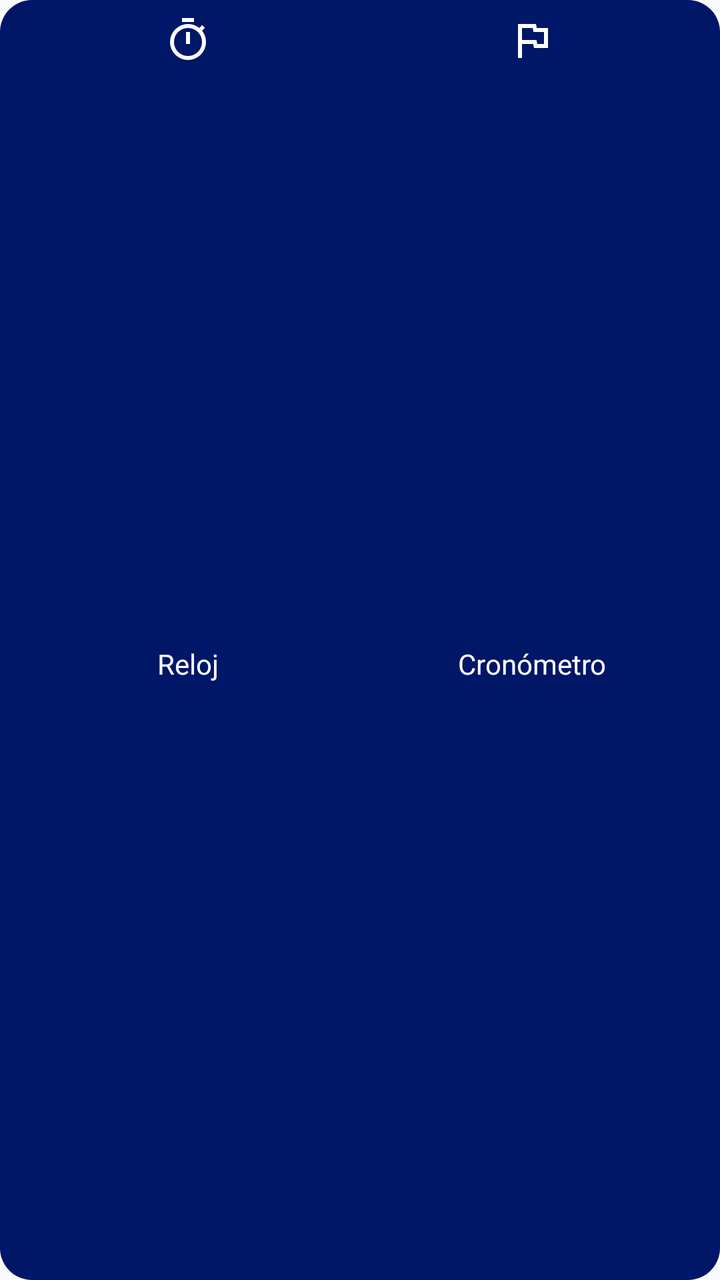
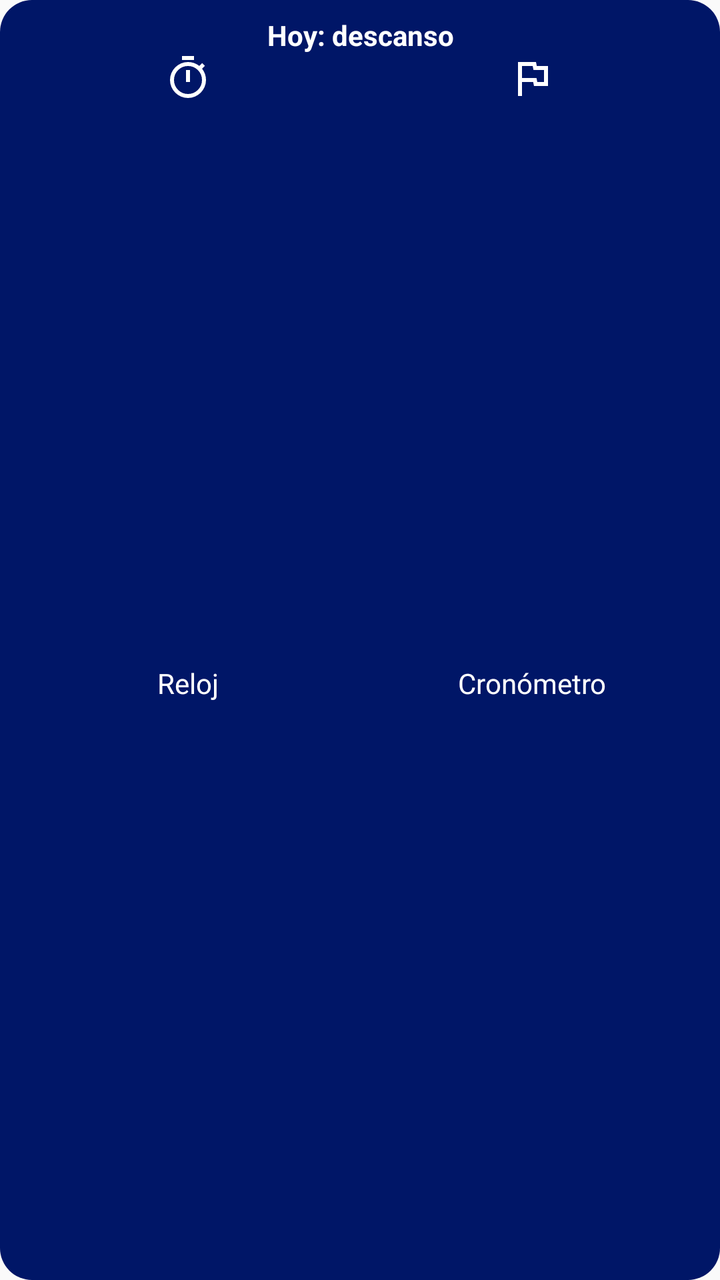

Two renders of the same Android screen: before a commit and after it. Below are the layout's source before the change and the commit's diff.
<!-- AndroidManifest.xml: application theme android:Theme.Material.Light.NoActionBar -->
<!-- res/layout/widget_clock.xml -->
<?xml version="1.0" encoding="utf-8"?>
<LinearLayout xmlns:android="http://schemas.android.com/apk/res/android"
    android:layout_width="match_parent"
    android:layout_height="match_parent"
    android:background="@drawable/widget_background"
    android:gravity="center"
    android:orientation="horizontal"
    android:padding="8dp">

    <TextView
        android:id="@+id/widget_clock"
        android:layout_width="0dp"
        android:layout_height="match_parent"
        android:layout_weight="1"
        android:drawableTop="@drawable/ic_timer"
        android:drawableTint="#FFFFFF"
        android:gravity="center"
        android:text="@string/clock_title"
        android:textColor="#FFFFFF"
        android:textSize="14sp" />

    <TextView
        android:id="@+id/widget_stopwatch"
        android:layout_width="0dp"
        android:layout_height="match_parent"
        android:layout_weight="1"
        android:drawableTop="@drawable/ic_flag"
        android:drawableTint="#FFFFFF"
        android:gravity="center"
        android:text="@string/clock_preset_stopwatch"
        android:textColor="#FFFFFF"
        android:textSize="14sp" />
</LinearLayout>
<!-- resources referenced by this layout -->
<resources>
  <!-- drawable ic_flag (drawable) -->
  <?xml version="1.0" encoding="utf-8"?>
  <vector xmlns:android="http://schemas.android.com/apk/res/android"
      android:width="24dp"
      android:height="24dp"
      android:viewportWidth="960"
      android:viewportHeight="960">
      <group android:translateX="0" android:translateY="960">
          <path
              android:fillColor="@android:color/white"
              android:pathData="M200-120v-680h360l16 80h224v400H520l-16-80H280v280h-80Zm300-440Zm86 160h134v-240H510l-16-80H280v240h290l16 80Z" />
      </group>
  </vector>
  <!-- drawable ic_timer (drawable) -->
  <?xml version="1.0" encoding="utf-8"?>
  <vector xmlns:android="http://schemas.android.com/apk/res/android"
      android:width="24dp"
      android:height="24dp"
      android:viewportWidth="960"
      android:viewportHeight="960">
      <group android:translateX="0" android:translateY="960">
          <path
              android:fillColor="@android:color/white"
              android:pathData="M360-840v-80h240v80H360Zm80 440h80v-240h-80v240Zm40 320q-74 0-139.5-28.5T226-186q-49-49-77.5-114.5T120-440q0-74 28.5-139.5T226-694q49-49 114.5-77.5T480-800q62 0 119 20t107 58l56-56 56 56-56 56q38 50 58 107t20 119q0 74-28.5 139.5T734-186q-49 49-114.5 77.5T480-80Zm0-80q116 0 198-82t82-198q0-116-82-198t-198-82q-116 0-198 82t-82 198q0 116 82 198t198 82Zm0-280Z" />
      </group>
  </vector>
  <!-- drawable widget_background (drawable) -->
  <?xml version="1.0" encoding="utf-8"?>
  <shape xmlns:android="http://schemas.android.com/apk/res/android" android:shape="rectangle">
      <solid android:color="@color/ic_launcher_background" />
      <corners android:radius="16dp" />
  </shape>
  <string name="clock_preset_stopwatch">Cronómetro</string>
  <string name="clock_title">Reloj</string>
  <color name="ic_launcher_background">#001667</color>
</resources>

<!-- the commit's change to res/layout/widget_clock.xml (unified diff, before → after) -->
@@ -4,8 +4,26 @@
     android:layout_height="match_parent"
     android:background="@drawable/widget_background"
     android:gravity="center"
-    android:orientation="horizontal"
+    android:orientation="vertical"
     android:padding="8dp">
+
+    <TextView
+        android:id="@+id/widget_today"
+        android:layout_width="match_parent"
+        android:layout_height="wrap_content"
+        android:gravity="center"
+        android:maxLines="1"
+        android:ellipsize="end"
+        android:text="@string/widget_rest"
+        android:textColor="#FFFFFF"
+        android:textSize="14sp"
+        android:textStyle="bold" />
+
+    <LinearLayout
+        android:layout_width="match_parent"
+        android:layout_height="0dp"
+        android:layout_weight="1"
+        android:orientation="horizontal">
 
     <TextView
         android:id="@+id/widget_clock"
@@ -30,4 +48,5 @@
         android:text="@string/clock_preset_stopwatch"
         android:textColor="#FFFFFF"
         android:textSize="14sp" />
+    </LinearLayout>
 </LinearLayout>
<!-- resource entries referenced after the edit -->
@@ -34,6 +34,7 @@
   </shape>
   <string name="clock_preset_stopwatch">Cronómetro</string>
   <string name="clock_title">Reloj</string>
+  <string name="widget_rest">Hoy: descanso</string>
   <color name="ic_launcher_background">#001667</color>
 </resources>
 
